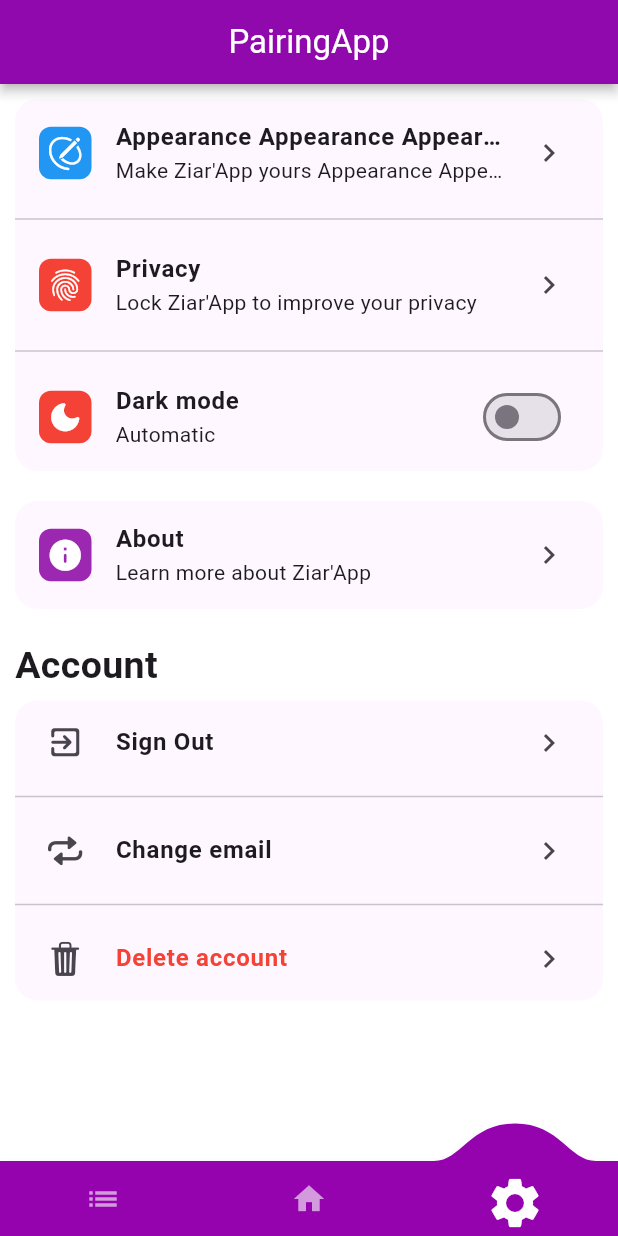
After one commit to ADYH13/PairingApp, a Flutter app: the Homepage screen opened directly, item 3 of the bottom bar chosen, on a phone screen of 412 x 824 dp. The commit adds this screen. Run offline on Flutter 3.47's test engine with Material 3 defaults, Android fonts, the phone set to English and light mode, and no system bars; drawn by our look-alikes of babstrap_settings_screen, convex_bottom_bar; our stand-ins replace introduction_screen.

Commit message:
Implementation setting

```diff
--- a/lib/homepage.dart
+++ b/lib/homepage.dart
@@ -14,98 +14,56 @@
  *  limitations under the License.
  */
 
-
 import 'package:convex_bottom_bar/convex_bottom_bar.dart';
 import 'package:flutter/material.dart';
-
-
-
+import 'package:pairingapp/setting.dart';
 
 class Homepage extends StatefulWidget {
+  const Homepage({super.key});
+
   @override
-  State createState() => _State();
+  State<Homepage> createState() => _HomepageState();
 }
 
-class _State extends State<Homepage> {
-  @override
-  Widget build(BuildContext context) {
-    return MaterialApp(
-      initialRoute: "/",
-      routes: {
-        "/": (_) => Index(),
-        "/bar": (BuildContext context) => DefaultAppBarDemo(),
-        "/custom": (BuildContext context) => CustomAppBarDemo(),
-        "/fab": (BuildContext context) => ConvexButtonDemo(),
-      },
-    );
-  }
-}
-
-class Index extends StatelessWidget {
+class _HomepageState extends State<Homepage> {
+  int currentindex = 0;
   @override
   Widget build(BuildContext context) {
     return Scaffold(
-      appBar: AppBar(title: Text('Hello ConvexAppBar')),
-      body: Center(
-          child: TextButton(
-        child: Text('Click to show full example'),
-        onPressed: () => Navigator.of(context).pushNamed('/bar'),
-      )),
+      appBar: AppBar(
+          shadowColor: Colors.black,
+          elevation: 3,
+          leading: Center(),
+          centerTitle: true,
+          title: Text("PairingApp",
+              style: TextStyle(color: Colors.white, fontFamily: 'Roboto')),
+          backgroundColor: Color.fromARGB(255, 148, 3, 173)),
+      body: IndexedStack(
+        index: currentindex,
+        children: [
+          Container(
+            child: Text('page 1'),
+          ),
+          Container(
+            child: Text('page 2'),
+          ),
+          Setting()
+        ],
+      ),
       bottomNavigationBar: ConvexAppBar(
+
         style: TabStyle.react,
+        backgroundColor: Color.fromARGB(255, 148, 3, 173),
         items: [
           TabItem(icon: Icons.list),
-          TabItem(icon: Icons.calendar_today),
-          TabItem(icon: Icons.assessment),
+          TabItem(icon: Icons.home),
+          TabItem(icon: Icons.settings),
         ],
-        initialActiveIndex: 1,
-        onTap: (int i) => print('click Index=$i'),
+        //initialActiveIndex: 1,
+        onTap: (int i) => setState(() {
+          currentindex = i;
+        }),
       ),
     );
   }
 }
-
-//DefaultAppBarDemo
-class DefaultAppBarDemo extends StatefulWidget {
-  const DefaultAppBarDemo({super.key});
-
-  @override
-  State<DefaultAppBarDemo> createState() => _DefaultAppBarDemoState();
-}
-
-class _DefaultAppBarDemoState extends State<DefaultAppBarDemo> {
-  @override
-  Widget build(BuildContext context) {
-    return const Placeholder();
-  }
-}
-
-//CustomAppBarDemo
-class CustomAppBarDemo extends StatefulWidget {
-  const CustomAppBarDemo({super.key});
-
-  @override
-  State<CustomAppBarDemo> createState() => _CustomAppBarDemoState();
-}
-
-class _CustomAppBarDemoState extends State<CustomAppBarDemo> {
-  @override
-  Widget build(BuildContext context) {
-    return const Placeholder();
-  }
-}
-
-//ConvexButtonDemo
-class ConvexButtonDemo extends StatefulWidget {
-  const ConvexButtonDemo({super.key});
-
-  @override
-  State<ConvexButtonDemo> createState() => _ConvexButtonDemoState();
-}
-
-class _ConvexButtonDemoState extends State<ConvexButtonDemo> {
-  @override
-  Widget build(BuildContext context) {
-    return const Placeholder();
-  }
-}
--- /dev/null
+++ b/lib/setting.dart
@@ -0,0 +1,111 @@
+import 'package:flutter/cupertino.dart';
+import 'package:flutter/material.dart';
+import 'package:babstrap_settings_screen/babstrap_settings_screen.dart';
+
+class Setting extends StatelessWidget {
+  const Setting({Key? key}) : super(key: key);
+
+  @override
+  Widget build(BuildContext context) {
+    return Scaffold(
+      backgroundColor: Colors.white.withOpacity(.94),
+      // appBar: AppBar(
+      //   title: Text(
+      //     "Settings",
+      //     style: TextStyle(color: Colors.black, fontWeight: FontWeight.bold),
+      //   ),
+      //   centerTitle: true,
+      //   backgroundColor: Colors.transparent,
+      //   elevation: 0,
+      // ),
+      body: Padding(
+        padding: const EdgeInsets.all(10),
+        child: ListView(
+          children: [
+
+
+            SettingsGroup(
+              items: [
+                SettingsItem(
+                  onTap: () {},
+                  icons: CupertinoIcons.pencil_outline,
+                  iconStyle: IconStyle(),
+                  title:
+                      'Appearance Appearance Appearance Appearance Appearance Appearance Appearance Appearance Appearance Appearance Appearance Appearance Appearance Appearance Appearance Appearance Appearance Appearance Appearance Appearance',
+                  subtitle:
+                      "Make Ziar'App yours Appearance Appearance Appearance Appearance Appearance Appearance Appearance Appearance Appearance Appearance Appearance Appearance Appearance Appearance Appearance Appearance Appearance Appearance Appearance Appearance",
+                  titleMaxLine: 1,
+                  subtitleMaxLine: 1,
+                ),
+                SettingsItem(
+                  onTap: () {},
+                  icons: Icons.fingerprint,
+                  iconStyle: IconStyle(
+                    iconsColor: Colors.white,
+                    withBackground: true,
+                    backgroundColor: Colors.red,
+                  ),
+                  title: 'Privacy',
+                  subtitle: "Lock Ziar'App to improve your privacy",
+                ),
+                SettingsItem(
+                  onTap: () {},
+                  icons: Icons.dark_mode_rounded,
+                  iconStyle: IconStyle(
+                    iconsColor: Colors.white,
+                    withBackground: true,
+                    backgroundColor: Colors.red,
+                  ),
+                  title: 'Dark mode',
+                  subtitle: "Automatic",
+                  trailing: Switch.adaptive(
+                    value: false,
+                    onChanged: (value) {},
+                  ),
+                ),
+              ],
+            ),
+            SettingsGroup(
+              items: [
+                SettingsItem(
+                  onTap: () {},
+                  icons: Icons.info_rounded,
+                  iconStyle: IconStyle(
+                    backgroundColor: Colors.purple,
+                  ),
+                  title: 'About',
+                  subtitle: "Learn more about Ziar'App",
+                ),
+              ],
+            ),
+            // You can add a settings title
+            SettingsGroup(
+              settingsGroupTitle: "Account",
+              items: [
+                SettingsItem(
+                  onTap: () {},
+                  icons: Icons.exit_to_app_rounded,
+                  title: "Sign Out",
+                ),
+                SettingsItem(
+                  onTap: () {},
+                  icons: CupertinoIcons.repeat,
+                  title: "Change email",
+                ),
+                SettingsItem(
+                  onTap: () {},
+                  icons: CupertinoIcons.delete_solid,
+                  title: "Delete account",
+                  titleStyle: TextStyle(
+                    color: Colors.red,
+                    fontWeight: FontWeight.bold,
+                  ),
+                ),
+              ],
+            ),
+          ],
+        ),
+      ),
+    );
+  }
+}
--- a/pubspec.yaml
+++ b/pubspec.yaml
@@ -41,6 +41,10 @@ dependencies:
   loading_animation_widget: ^1.2.0+4
   url_launcher: ^6.2.2
   convex_bottom_bar: ^3.2.0
+  settings_ui: ^2.0.2
+  device_preview: ^1.1.0
+  app_settings: ^5.1.1
+  babstrap_settings_screen: ^0.1.6
 
 dev_dependencies:
   flutter_test:
```
Also changed, not shown: lib/main.dart (+4 -6 lines), pubspec.lock, 1 other file.
